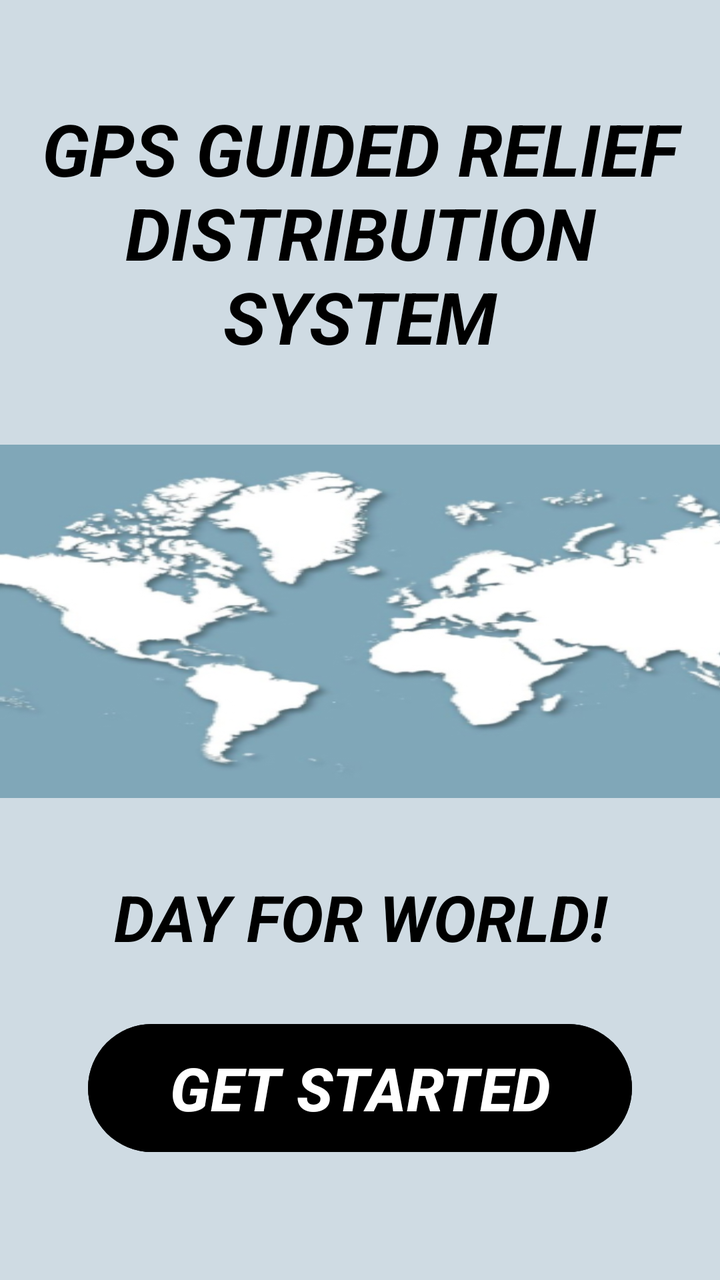
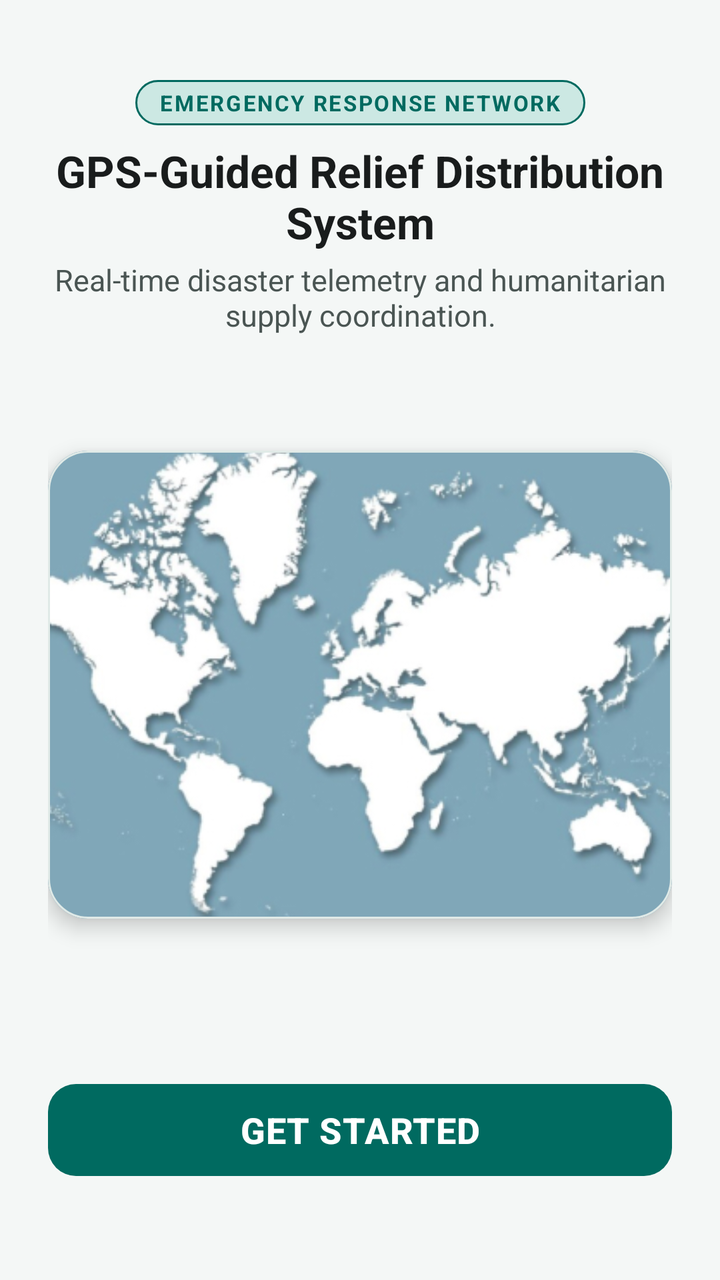

Compare the two renders of this Android layout. The source of the first and the diff that turns it into the second are given below.
<!-- AndroidManifest.xml: application theme Theme.ReliefDistribution -->
<!-- res/layout/activity_start.xml -->
<?xml version="1.0" encoding="utf-8"?>
<LinearLayout xmlns:android="http://schemas.android.com/apk/res/android"
    android:layout_width="match_parent"
    android:layout_height="match_parent"
    android:orientation="vertical"
    android:background="#CFDBE3">

    <TextView
        android:id="@+id/textView"
        android:layout_width="wrap_content"
        android:layout_height="wrap_content"
        android:layout_gravity="center"
        android:layout_marginTop="50dp"
        android:fontFamily="sans-serif"
        android:gravity="center"
        android:text="GPS GUIDED RELIEF DISTRIBUTION SYSTEM"
        android:textColor="@color/black"
        android:textColorLink="@color/black"
        android:textSize="36sp"
        android:textStyle="bold|italic" />

    <ImageView
        android:id="@+id/imageView"
        android:layout_width="443dp"
        android:layout_height="382dp"
        android:layout_marginTop="40dp"
        android:layout_weight="1"
        android:background="@drawable/start_view" />

    <TextView
        android:id="@+id/textView3"
        android:layout_width="296dp"
        android:layout_height="59dp"
        android:layout_marginTop="30dp"
        android:layout_gravity="center"
        android:gravity="center"
        android:text="DAY FOR WORLD!"
        android:textColor="@color/black"
        android:textColorLink="@color/black"
        android:textSize="32sp"
        android:textStyle="bold|italic" />

    <Button
        android:id="@+id/btStart"
        android:layout_width="272dp"
        android:layout_height="72dp"
        android:layout_gravity="center"
        android:layout_marginTop="20dp"
        android:layout_marginBottom="60dp"
        android:backgroundTint="@color/black"
        android:gravity="center"
        android:text="GET STARTED"
        android:textColor="@color/white"
        android:textSize="30sp"
        android:textStyle="bold|italic" />

</LinearLayout>
<!-- resources referenced by this layout -->
<resources>
  <color name="black">#FF000000</color>
  <color name="white">#FFFFFFFF</color>
  <style name="Base.Theme.ReliefDistribution" parent="Theme.Material3.DayNight.NoActionBar">
          <item name="colorPrimary">@color/black</item>
          <item name="colorPrimaryVariant">@color/black</item>
          <item name="colorOnPrimary">@color/black</item>
      </style>
  <!-- unchanged entries left out for length: 2 -->
</resources>

<!-- the commit's change to res/layout/activity_start.xml (unified diff, before → after) -->
@@ -1,57 +1,101 @@
 <?xml version="1.0" encoding="utf-8"?>
-<LinearLayout xmlns:android="http://schemas.android.com/apk/res/android"
+<androidx.core.widget.NestedScrollView xmlns:android="http://schemas.android.com/apk/res/android"
+    xmlns:app="http://schemas.android.com/apk/res-auto"
+    xmlns:tools="http://schemas.android.com/tools"
     android:layout_width="match_parent"
     android:layout_height="match_parent"
-    android:orientation="vertical"
-    android:background="#CFDBE3">
+    android:fillViewport="true"
+    android:background="@color/background"
+    tools:context=".StartActivity">
 
-    <TextView
-        android:id="@+id/textView"
-        android:layout_width="wrap_content"
-        android:layout_height="wrap_content"
-        android:layout_gravity="center"
-        android:layout_marginTop="50dp"
-        android:fontFamily="sans-serif"
-        android:gravity="center"
-        android:text="GPS GUIDED RELIEF DISTRIBUTION SYSTEM"
-        android:textColor="@color/black"
-        android:textColorLink="@color/black"
-        android:textSize="36sp"
-        android:textStyle="bold|italic" />
+    <androidx.constraintlayout.widget.ConstraintLayout
+        android:layout_width="match_parent"
+        android:layout_height="match_parent"
+        android:padding="@dimen/spacing_l">
 
-    <ImageView
-        android:id="@+id/imageView"
-        android:layout_width="443dp"
-        android:layout_height="382dp"
-        android:layout_marginTop="40dp"
-        android:layout_weight="1"
-        android:background="@drawable/start_view" />
+        
+        <TextView
+            android:id="@+id/tvAppBadge"
+            android:layout_width="wrap_content"
+            android:layout_height="wrap_content"
+            android:background="@drawable/badge_role"
+            android:text="EMERGENCY RESPONSE NETWORK"
+            android:textColor="@color/primary"
+            android:textSize="@dimen/text_size_caption"
+            android:textStyle="bold"
+            android:letterSpacing="0.08"
+            android:layout_marginTop="@dimen/spacing_m"
+            app:layout_constraintEnd_toEndOf="parent"
+            app:layout_constraintStart_toStartOf="parent"
+            app:layout_constraintTop_toTopOf="parent" />
 
-    <TextView
-        android:id="@+id/textView3"
-        android:layout_width="296dp"
-        android:layout_height="59dp"
-        android:layout_marginTop="30dp"
-        android:layout_gravity="center"
-        android:gravity="center"
-        android:text="DAY FOR WORLD!"
-        android:textColor="@color/black"
-        android:textColorLink="@color/black"
-        android:textSize="32sp"
-        android:textStyle="bold|italic" />
+        
+        <TextView
+            android:id="@+id/textView"
+            android:layout_width="0dp"
+            android:layout_height="wrap_content"
+            android:layout_marginTop="@dimen/spacing_s"
+            android:gravity="center"
+            android:text="GPS-Guided Relief Distribution System"
+            android:textColor="@color/text_primary"
+            android:textSize="@dimen/text_size_headline"
+            android:textStyle="bold"
+            app:layout_constraintEnd_toEndOf="parent"
+            app:layout_constraintStart_toStartOf="parent"
+            app:layout_constraintTop_toBottomOf="@id/tvAppBadge" />
 
-    <Button
-        android:id="@+id/btStart"
-        android:layout_width="272dp"
-        android:layout_height="72dp"
-        android:layout_gravity="center"
-        android:layout_marginTop="20dp"
-        android:layout_marginBottom="60dp"
-        android:backgroundTint="@color/black"
-        android:gravity="center"
-        android:text="GET STARTED"
-        android:textColor="@color/white"
-        android:textSize="30sp"
-        android:textStyle="bold|italic" />
+        
+        <TextView
+            android:id="@+id/textView3"
+            android:layout_width="0dp"
+            android:layout_height="wrap_content"
+            android:layout_marginTop="@dimen/spacing_xs"
+            android:gravity="center"
+            android:text="Real-time disaster telemetry and humanitarian supply coordination."
+            android:textColor="@color/text_secondary"
+            android:textSize="@dimen/text_size_body"
+            app:layout_constraintEnd_toEndOf="parent"
+            app:layout_constraintStart_toStartOf="parent"
+            app:layout_constraintTop_toBottomOf="@id/textView" />
 
-</LinearLayout>
+        
+        <com.google.android.material.card.MaterialCardView
+            android:id="@+id/cardHero"
+            style="@style/Widget.Relief.CardView"
+            android:layout_width="0dp"
+            android:layout_height="0dp"
+            android:layout_marginTop="@dimen/spacing_m"
+            android:layout_marginBottom="@dimen/spacing_m"
+            app:cardCornerRadius="@dimen/card_corner_radius"
+            app:cardElevation="6dp"
+            app:layout_constraintBottom_toTopOf="@id/btStart"
+            app:layout_constraintDimensionRatio="4:3"
+            app:layout_constraintEnd_toEndOf="parent"
+            app:layout_constraintStart_toStartOf="parent"
+            app:layout_constraintTop_toBottomOf="@id/textView3"
+            app:layout_constraintVertical_bias="0.4">
+
+            <ImageView
+                android:id="@+id/imageView"
+                android:layout_width="match_parent"
+                android:layout_height="match_parent"
+                android:contentDescription="@string/logo_content_desc"
+                android:scaleType="centerCrop"
+                android:src="@drawable/start_view" />
+        </com.google.android.material.card.MaterialCardView>
+
+        
+        <com.google.android.material.button.MaterialButton
+            android:id="@+id/btStart"
+            style="@style/Widget.Relief.Button.Primary"
+            android:layout_width="0dp"
+            android:layout_height="@dimen/button_height"
+            android:layout_marginBottom="@dimen/spacing_l"
+            android:text="GET STARTED"
+            android:textSize="@dimen/text_size_title"
+            app:layout_constraintBottom_toBottomOf="parent"
+            app:layout_constraintEnd_toEndOf="parent"
+            app:layout_constraintStart_toStartOf="parent" />
+
+    </androidx.constraintlayout.widget.ConstraintLayout>
+</androidx.core.widget.NestedScrollView>
<!-- resource entries referenced after the edit -->
@@ -1,12 +1,96 @@
 <!-- resources referenced by this layout -->
 <resources>
-  <color name="black">#FF000000</color>
-  <color name="white">#FFFFFFFF</color>
+  <color name="background">#F4F7F6</color>
+  <color name="primary">#006A60</color>
+  <color name="text_primary">#191C1C</color>
+  <color name="text_secondary">#4A5553</color>
+  <dimen name="button_height">54dp</dimen>
+  <dimen name="card_corner_radius">20dp</dimen>
+  <dimen name="spacing_l">24dp</dimen>
+  <dimen name="spacing_m">16dp</dimen>
+  <dimen name="spacing_s">8dp</dimen>
+  <dimen name="spacing_xs">4dp</dimen>
+  <dimen name="text_size_body">15sp</dimen>
+  <dimen name="text_size_caption">11sp</dimen>
+  <dimen name="text_size_headline">22sp</dimen>
+  <dimen name="text_size_title">18sp</dimen>
+  <!-- drawable badge_role (drawable) -->
+  <?xml version="1.0" encoding="utf-8"?>
+  <shape xmlns:android="http://schemas.android.com/apk/res/android"
+      android:shape="rectangle">
+      <corners android:radius="12dp" />
+      <solid android:color="@color/primary_container" />
+      <stroke
+          android:width="1dp"
+          android:color="@color/primary" />
+      <padding
+          android:bottom="4dp"
+          android:left="12dp"
+          android:right="12dp"
+          android:top="4dp" />
+  </shape>
+  <string name="logo_content_desc">Relief distribution system hero illustration</string>
+  <style name="Widget.Relief.Button.Primary" parent="Widget.Material3.Button">
+          <item name="cornerRadius">@dimen/button_corner_radius</item>
+          <item name="backgroundTint">@color/primary</item>
+          <item name="android:textColor">@color/on_primary</item>
+          <item name="android:textStyle">bold</item>
+          <item name="android:minHeight">@dimen/button_height</item>
+          <item name="android:letterSpacing">0.02</item>
+      </style>
+  <style name="Widget.Relief.CardView" parent="Widget.Material3.CardView.Elevated">
+          <item name="cardCornerRadius">@dimen/card_corner_radius</item>
+          <item name="cardElevation">4dp</item>
+          <item name="cardBackgroundColor">@color/card_surface</item>
+          <item name="strokeColor">@color/card_stroke</item>
+          <item name="strokeWidth">1dp</item>
+      </style>
+  <color name="primary_container">#CCE8E3</color>
+  <dimen name="button_corner_radius">14dp</dimen>
+  <color name="on_primary">#FFFFFF</color>
+  <color name="card_surface">#FFFFFF</color>
+  <color name="card_stroke">#E0EAE7</color>
   <style name="Base.Theme.ReliefDistribution" parent="Theme.Material3.DayNight.NoActionBar">
-          <item name="colorPrimary">@color/black</item>
-          <item name="colorPrimaryVariant">@color/black</item>
-          <item name="colorOnPrimary">@color/black</item>
+          
+          <item name="colorPrimary">@color/primary</item>
+          <item name="colorOnPrimary">@color/on_primary</item>
+          <item name="colorPrimaryContainer">@color/primary_container</item>
+          <item name="colorOnPrimaryContainer">@color/on_primary_container</item>
+  
+          
+          <item name="colorSecondary">@color/secondary</item>
+          <item name="colorOnSecondary">@color/on_secondary</item>
+  
+          
+          <item name="android:windowBackground">@color/background</item>
+          <item name="colorSurface">@color/surface</item>
+          <item name="colorOnSurface">@color/on_surface</item>
+          <item name="colorSurfaceVariant">@color/surface_variant</item>
+          <item name="colorOnSurfaceVariant">@color/on_surface_variant</item>
+  
+          
+          <item name="colorError">@color/emergency_red</item>
+          <item name="colorOnError">@color/on_emergency</item>
+  
+          
+          <item name="android:statusBarColor">@color/primary</item>
+          <item name="android:windowLightStatusBar">false</item>
+          <item name="android:navigationBarColor">@color/surface</item>
+          <item name="android:windowLightNavigationBar" tools:targetApi="27">true</item>
+  
+          
+          <item name="materialCardViewStyle">@style/Widget.Relief.CardView</item>
+          <item name="materialButtonStyle">@style/Widget.Relief.Button.Primary</item>
       </style>
+  <color name="on_primary_container">#00201D</color>
+  <color name="secondary">#4A635F</color>
+  <color name="on_secondary">#FFFFFF</color>
+  <color name="surface">#FFFFFF</color>
+  <color name="on_surface">#191C1C</color>
+  <color name="surface_variant">#EAEFED</color>
+  <color name="on_surface_variant">#3F4947</color>
+  <color name="emergency_red">#D32F2F</color>
+  <color name="on_emergency">#FFFFFF</color>
   <!-- unchanged entries left out for length: 2 -->
 </resources>
 
